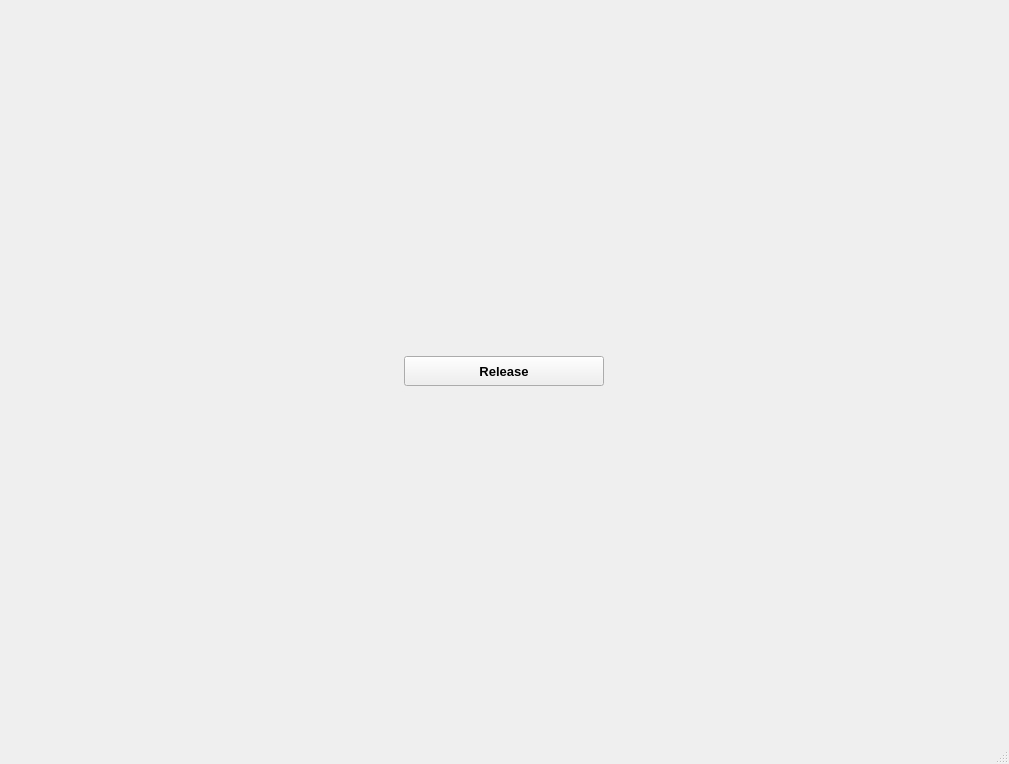
Before: the Qt Designer form src/jukeboxcore/gui/widgets/releasewin.ui in JukeboxPipeline/jukebox-core, drawn with Qt 5.
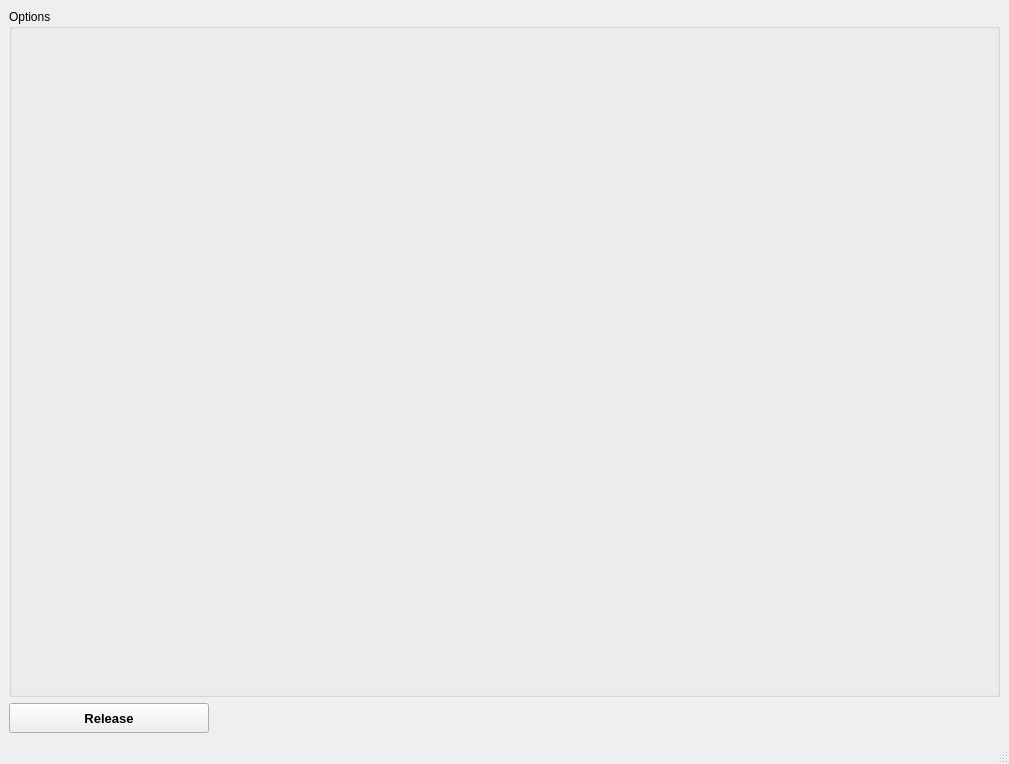
After: the same form once the commit is applied.

Commit message: added Release option window

```diff
--- a/src/jukeboxcore/gui/widgets/releasewin.ui
+++ b/src/jukeboxcore/gui/widgets/releasewin.ui
@@ -16,7 +16,13 @@
   <widget class="QWidget" name="central_widget">
    <layout class="QVBoxLayout" name="central_vbox">
     <item>
-     <layout class="QHBoxLayout" name="release_hbox">
+     <widget class="QGroupBox" name="option_gb">
+      <property name="title">
+       <string>Options</string>
+      </property>
+      <layout class="QVBoxLayout" name="option_vbox"/>
+     </widget>
+    </item>
       <item>
        <widget class="QPushButton" name="release_pb">
         <property name="minimumSize">
@@ -42,8 +48,6 @@
          <string>Release</string>
         </property>
        </widget>
-      </item>
-     </layout>
     </item>
    </layout>
   </widget>
```
Lines whose indentation alone changed are shown as unchanged. The commit also changes 2 other files.
